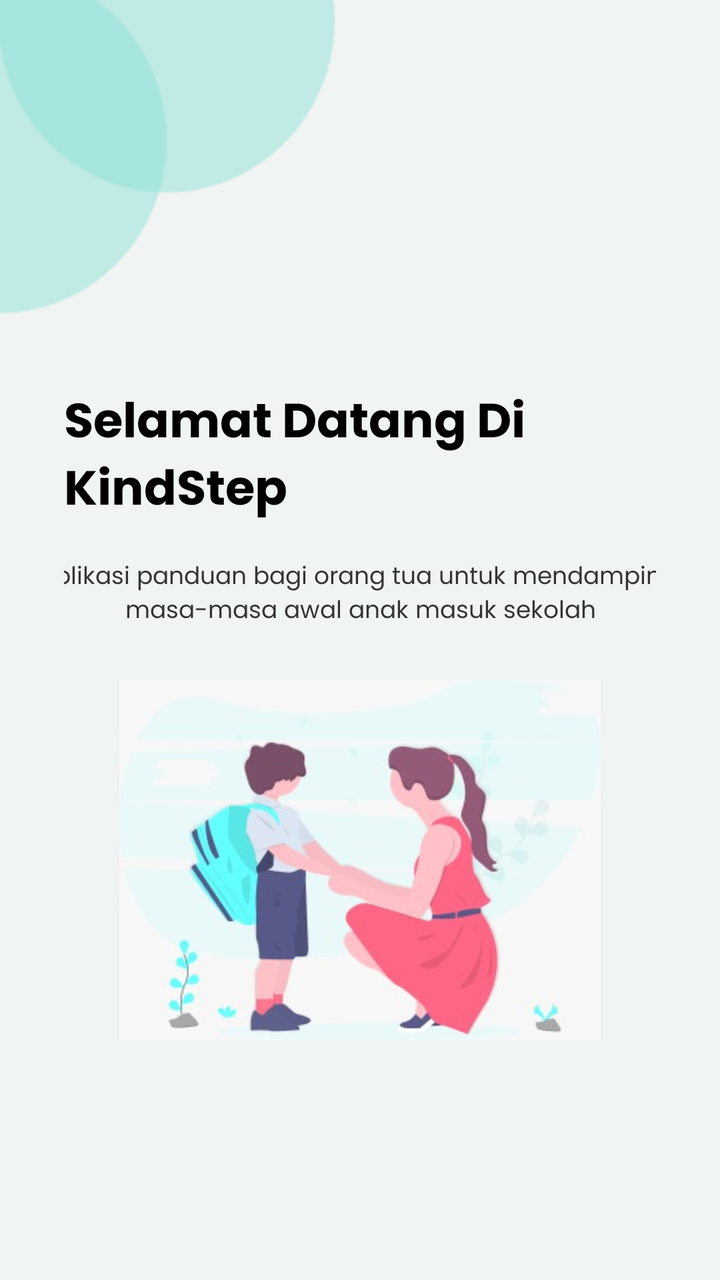
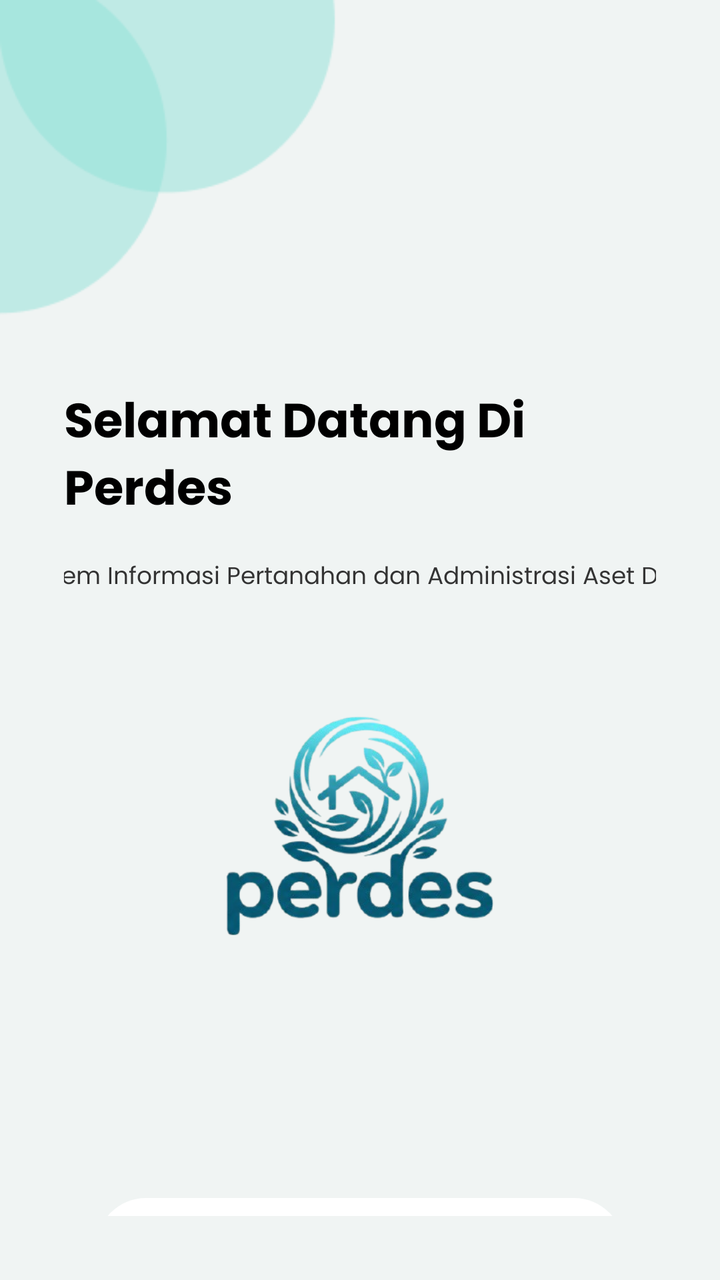

An Android layout rendered at two revisions. The XML below is the earlier revision; the diff shows what the commit changed to produce the second picture.
<!-- AndroidManifest.xml: application theme Theme.Nabilking -->
<!-- res/layout/activity_login.xml -->
<?xml version="1.0" encoding="utf-8"?>
<androidx.constraintlayout.widget.ConstraintLayout xmlns:android="http://schemas.android.com/apk/res/android"
    xmlns:app="http://schemas.android.com/apk/res-auto"
    xmlns:tools="http://schemas.android.com/tools"
    android:id="@+id/login"
    android:layout_width="match_parent"
    android:layout_height="match_parent"
    android:background="@drawable/bg"
    android:padding="32dp">

    <TextView
        android:id="@+id/textView"
        android:layout_width="wrap_content"
        android:layout_height="wrap_content"
        android:layout_marginTop="160dp"
        android:text="Selamat Datang Di KindStep"
        android:textColor="#000000"
        android:textSize="24sp"
        android:textStyle="bold"
        android:fontFamily="@font/poppinsbold"
        app:layout_constraintEnd_toEndOf="parent"
        app:layout_constraintStart_toStartOf="parent"
        app:layout_constraintTop_toTopOf="parent" />

    <TextView
        android:id="@+id/textView1"
        android:layout_width="400dp"
        android:layout_height="wrap_content"
        android:layout_marginTop="12dp"
        android:gravity="center"
        android:fontFamily="@font/poppinsregular"
        android:text="Aplikasi panduan bagi orang tua untuk mendampingi masa-masa awal anak masuk sekolah"
        android:textColor="#333333"
        android:textSize="12sp"
        app:layout_constraintEnd_toEndOf="parent"
        app:layout_constraintStart_toStartOf="parent"
        app:layout_constraintTop_toBottomOf="@+id/textView" />

    <ImageView
        android:id="@+id/imageView"
        android:layout_width="0dp"
        android:layout_height="180dp"
        android:layout_marginTop="24dp"
        android:scaleType="centerInside"
        android:src="@drawable/logo"
        app:layout_constraintEnd_toEndOf="parent"
        app:layout_constraintStart_toStartOf="parent"
        app:layout_constraintTop_toBottomOf="@+id/textView1" />

    <EditText
        android:id="@+id/username"
        android:layout_width="0dp"
        android:layout_height="55dp"
        android:layout_marginStart="16dp"
        android:layout_marginTop="96dp"
        android:layout_marginEnd="16dp"
        android:fontFamily="@font/poppinsregular"
        android:background="@drawable/edittext_bg"
        android:hint="Masukkan Username Anda"
        android:inputType="textEmailAddress"
        android:paddingStart="20dp"
        android:paddingEnd="20dp"
        android:textSize="14sp"
        app:layout_constraintEnd_toEndOf="parent"
        app:layout_constraintHorizontal_bias="0.0"
        app:layout_constraintStart_toStartOf="parent"
        app:layout_constraintTop_toBottomOf="@+id/imageView" />

    <EditText
        android:id="@+id/password"
        android:layout_width="0dp"
        android:layout_height="55dp"
        android:layout_marginStart="16dp"
        android:fontFamily="@font/poppinsregular"
        android:layout_marginEnd="16dp"
        android:layout_marginTop="16dp"
        android:background="@drawable/edittext_bg"
        android:hint="Masukkan Password Anda"
        android:inputType="textPassword"
        android:paddingStart="20dp"
        android:paddingEnd="20dp"
        android:textSize="14sp"
        app:layout_constraintEnd_toEndOf="parent"
        app:layout_constraintStart_toStartOf="parent"
        app:layout_constraintTop_toBottomOf="@+id/username" />

    <TextView
        android:id="@+id/tvForget"
        android:layout_width="wrap_content"
        android:layout_height="wrap_content"
        android:layout_marginTop="16dp"
        android:text="Lupa Password ?"
        android:textColor="#59C1C9"
        android:textSize="14sp"
        android:fontFamily="@font/poppinsregular"
        app:layout_constraintEnd_toEndOf="parent"
        app:layout_constraintStart_toStartOf="parent"
        app:layout_constraintTop_toBottomOf="@+id/password" />

    <androidx.appcompat.widget.AppCompatButton
        android:id="@+id/btnLogin"
        android:layout_width="0dp"
        android:layout_height="55dp"
        android:layout_marginStart="16dp"
        android:layout_marginEnd="16dp"
        android:layout_marginTop="32dp"
        android:fontFamily="@font/poppinsbold"
        android:background="@drawable/button_bg"
        android:text="Login"
        android:textAllCaps="false"
        android:textColor="#FFFFFF"
        android:textSize="18sp"
        android:textStyle="bold"
        app:layout_constraintEnd_toEndOf="parent"
        app:layout_constraintStart_toStartOf="parent"
        app:layout_constraintTop_toBottomOf="@+id/tvForget" />

    <TextView
        android:id="@+id/tvFooter"
        android:layout_width="wrap_content"
        android:layout_height="wrap_content"
        android:layout_marginTop="24dp"
        android:layout_marginBottom="16dp"
        android:text="By Nabil Sahendra"
        android:fontFamily="@font/poppinsregular"
        android:textColor="#888888"
        android:textSize="12sp"
        app:layout_constraintBottom_toBottomOf="parent"
        app:layout_constraintEnd_toEndOf="parent"
        app:layout_constraintStart_toStartOf="parent"
        app:layout_constraintTop_toBottomOf="@+id/btnLogin"
        app:layout_constraintVertical_bias="1.0" />

</androidx.constraintlayout.widget.ConstraintLayout>
<!-- resources referenced by this layout -->
<resources>
  <!-- drawable bg: png bitmap (drawable, 5415 bytes) -->
  <!-- drawable button_bg (drawable) -->
  <?xml version="1.0" encoding="utf-8"?>
  <shape xmlns:android="http://schemas.android.com/apk/res/android">
      <solid android:color="#59C1C9" /> <corners android:radius="10dp" />
  </shape>
  <!-- drawable edittext_bg (drawable) -->
  <?xml version="1.0" encoding="utf-8"?>
  <shape xmlns:android="http://schemas.android.com/apk/res/android">
      <solid android:color="#FFFFFF" /> <corners android:radius="25dp" /> </shape>
  <!-- drawable logo: png bitmap (drawable, 95517 bytes) -->
  <style name="Theme.Nabilking" parent="Base.Theme.Nabilking" />
  <style name="Base.Theme.Nabilking" parent="Theme.Material3.DayNight.NoActionBar">
          
          
      </style>
</resources>

<!-- the commit's change to res/layout/activity_login.xml (unified diff, before → after) -->
@@ -13,7 +13,7 @@
         android:layout_width="wrap_content"
         android:layout_height="wrap_content"
         android:layout_marginTop="160dp"
-        android:text="Selamat Datang Di KindStep"
+        android:text="Selamat Datang Di Perdes"
         android:textColor="#000000"
         android:textSize="24sp"
         android:textStyle="bold"
@@ -29,7 +29,7 @@
         android:layout_marginTop="12dp"
         android:gravity="center"
         android:fontFamily="@font/poppinsregular"
-        android:text="Aplikasi panduan bagi orang tua untuk mendampingi masa-masa awal anak masuk sekolah"
+        android:text="Sistem Informasi Pertanahan dan Administrasi Aset Desa"
         android:textColor="#333333"
         android:textSize="12sp"
         app:layout_constraintEnd_toEndOf="parent"
@@ -42,7 +42,7 @@
         android:layout_height="180dp"
         android:layout_marginTop="24dp"
         android:scaleType="centerInside"
-        android:src="@drawable/logo"
+        android:src="@drawable/bina"
         app:layout_constraintEnd_toEndOf="parent"
         app:layout_constraintStart_toStartOf="parent"
         app:layout_constraintTop_toBottomOf="@+id/textView1" />
<!-- resource entries referenced after the edit -->
@@ -1,6 +1,7 @@
 <!-- resources referenced by this layout -->
 <resources>
   <!-- drawable bg: png bitmap (drawable, 5415 bytes) -->
+  <!-- drawable bina: png bitmap (drawable, 97313 bytes) -->
   <!-- drawable button_bg (drawable) -->
   <?xml version="1.0" encoding="utf-8"?>
   <shape xmlns:android="http://schemas.android.com/apk/res/android">
@@ -10,7 +11,6 @@
   <?xml version="1.0" encoding="utf-8"?>
   <shape xmlns:android="http://schemas.android.com/apk/res/android">
       <solid android:color="#FFFFFF" /> <corners android:radius="25dp" /> </shape>
-  <!-- drawable logo: png bitmap (drawable, 95517 bytes) -->
   <style name="Theme.Nabilking" parent="Base.Theme.Nabilking" />
   <style name="Base.Theme.Nabilking" parent="Theme.Material3.DayNight.NoActionBar">
           
